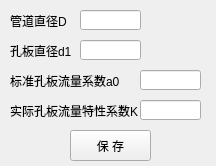
Above: python/cbm/uifiles/pore_flow_K_dlg.ui from wyrover/cbm before the change. Below: the same form after it.
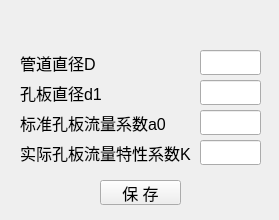
That is the form after the change. Icons and pictures are not drawn.

Diff of the .ui file:
```diff
--- a/python/cbm/uifiles/pore_flow_K_dlg.ui
+++ b/python/cbm/uifiles/pore_flow_K_dlg.ui
@@ -6,8 +6,8 @@
    <rect>
     <x>0</x>
     <y>0</y>
-    <width>216</width>
-    <height>166</height>
+    <width>279</width>
+    <height>220</height>
    </rect>
   </property>
   <property name="windowTitle">
@@ -17,112 +17,279 @@
    <iconset resource="../usecad.qrc">
     <normaloff>:/images/cbm.ico</normaloff>:/images/cbm.ico</iconset>
   </property>
-  <widget class="QLineEdit" name="K">
+  <widget class="QWidget" name="widget_main" native="true">
    <property name="geometry">
     <rect>
-     <x>140</x>
-     <y>100</y>
-     <width>61</width>
-     <height>20</height>
+     <x>0</x>
+     <y>30</y>
+     <width>281</width>
+     <height>191</height>
     </rect>
    </property>
-  </widget>
-  <widget class="QLabel" name="mineName_label_13">
-   <property name="geometry">
-    <rect>
-     <x>10</x>
-     <y>100</y>
-     <width>131</width>
-     <height>21</height>
-    </rect>
-   </property>
-   <property name="text">
-    <string>实际孔板流量特性系数K</string>
-   </property>
-  </widget>
   <widget class="QLineEdit" name="a0">
    <property name="geometry">
     <rect>
-     <x>140</x>
-     <y>70</y>
+      <x>200</x>
+      <y>80</y>
      <width>61</width>
-     <height>20</height>
-    </rect>
-   </property>
+      <height>25</height>
+     </rect>
+    </property>
+    <property name="font">
+     <font>
+      <pointsize>12</pointsize>
+     </font>
+    </property>
   </widget>
   <widget class="QLabel" name="mineName_label_14">
    <property name="geometry">
     <rect>
-     <x>10</x>
-     <y>70</y>
-     <width>111</width>
-     <height>21</height>
-    </rect>
-   </property>
+      <x>20</x>
+      <y>80</y>
+      <width>161</width>
+      <height>25</height>
+     </rect>
+    </property>
+    <property name="font">
+     <font>
+      <pointsize>12</pointsize>
+     </font>
+    </property>
    <property name="text">
     <string>标准孔板流量系数a0</string>
    </property>
   </widget>
+   <widget class="QLineEdit" name="k">
+    <property name="geometry">
+     <rect>
+      <x>200</x>
+      <y>110</y>
+      <width>61</width>
+      <height>25</height>
+     </rect>
+    </property>
+    <property name="font">
+     <font>
+      <pointsize>12</pointsize>
+     </font>
+    </property>
+   </widget>
   <widget class="QLineEdit" name="d1">
    <property name="geometry">
     <rect>
-     <x>80</x>
-     <y>40</y>
+      <x>200</x>
+      <y>50</y>
      <width>61</width>
-     <height>20</height>
-    </rect>
-   </property>
+      <height>25</height>
+     </rect>
+    </property>
+    <property name="font">
+     <font>
+      <pointsize>12</pointsize>
+     </font>
+    </property>
   </widget>
   <widget class="QLabel" name="mineName_label_15">
    <property name="geometry">
     <rect>
-     <x>10</x>
-     <y>40</y>
-     <width>71</width>
-     <height>21</height>
-    </rect>
-   </property>
+      <x>20</x>
+      <y>50</y>
+      <width>101</width>
+      <height>25</height>
+     </rect>
+    </property>
+    <property name="font">
+     <font>
+      <pointsize>12</pointsize>
+     </font>
+    </property>
    <property name="text">
     <string>孔板直径d1</string>
    </property>
   </widget>
-  <widget class="QLineEdit" name="D">
-   <property name="geometry">
-    <rect>
-     <x>80</x>
-     <y>10</y>
-     <width>61</width>
-     <height>20</height>
-    </rect>
-   </property>
-  </widget>
   <widget class="QLabel" name="mineName_label_16">
    <property name="geometry">
     <rect>
-     <x>10</x>
-     <y>10</y>
-     <width>61</width>
-     <height>21</height>
-    </rect>
-   </property>
+      <x>20</x>
+      <y>20</y>
+      <width>91</width>
+      <height>25</height>
+     </rect>
+    </property>
+    <property name="font">
+     <font>
+      <pointsize>12</pointsize>
+     </font>
+    </property>
    <property name="text">
     <string>管道直径D</string>
    </property>
   </widget>
+   <widget class="QLabel" name="mineName_label_13">
+    <property name="geometry">
+     <rect>
+      <x>20</x>
+      <y>110</y>
+      <width>181</width>
+      <height>25</height>
+     </rect>
+    </property>
+    <property name="font">
+     <font>
+      <pointsize>12</pointsize>
+     </font>
+    </property>
+    <property name="text">
+     <string>实际孔板流量特性系数K</string>
+    </property>
+   </widget>
+   <widget class="QLineEdit" name="d">
+    <property name="geometry">
+     <rect>
+      <x>200</x>
+      <y>20</y>
+      <width>61</width>
+      <height>25</height>
+     </rect>
+    </property>
+    <property name="font">
+     <font>
+      <pointsize>12</pointsize>
+     </font>
+    </property>
+   </widget>
   <widget class="QPushButton" name="save">
    <property name="geometry">
     <rect>
-     <x>70</x>
-     <y>130</y>
+      <x>100</x>
+      <y>150</y>
      <width>81</width>
-     <height>31</height>
-    </rect>
-   </property>
+      <height>25</height>
+     </rect>
+    </property>
+    <property name="font">
+     <font>
+      <pointsize>12</pointsize>
+     </font>
+    </property>
    <property name="text">
     <string>保 存</string>
    </property>
   </widget>
  </widget>
+  <widget class="QWidget" name="widget_title" native="true">
+   <property name="geometry">
+    <rect>
+     <x>0</x>
+     <y>0</y>
+     <width>281</width>
+     <height>31</height>
+    </rect>
+   </property>
+   <widget class="QLabel" name="lab_Ico">
+    <property name="geometry">
+     <rect>
+      <x>0</x>
+      <y>0</y>
+      <width>31</width>
+      <height>31</height>
+     </rect>
+    </property>
+    <property name="sizePolicy">
+     <sizepolicy hsizetype="Minimum" vsizetype="Preferred">
+      <horstretch>0</horstretch>
+      <verstretch>0</verstretch>
+     </sizepolicy>
+    </property>
+    <property name="minimumSize">
+     <size>
+      <width>30</width>
+      <height>0</height>
+     </size>
+    </property>
+    <property name="text">
+     <string>&lt;!DOCTYPE HTML PUBLIC &quot;-//W3C//DTD HTML 4.0//EN&quot; &quot;http://www.w3.org/TR/REC-html40/strict.dtd&quot;&gt;
+&lt;html&gt;&lt;head&gt;&lt;meta name=&quot;qrichtext&quot; content=&quot;1&quot; /&gt;&lt;style type=&quot;text/css&quot;&gt;
+p, li { white-space: pre-wrap; }
+&lt;/style&gt;&lt;/head&gt;&lt;body style=&quot; font-family:'SimSun'; font-size:9pt; font-weight:400; font-style:normal;&quot;&gt;
+&lt;p style=&quot;-qt-paragraph-type:empty; margin-top:0px; margin-bottom:0px; margin-left:0px; margin-right:0px; -qt-block-indent:0; text-indent:0px;&quot;&gt;&lt;br /&gt;&lt;/p&gt;&lt;/body&gt;&lt;/html&gt;</string>
+    </property>
+    <property name="alignment">
+     <set>Qt::AlignCenter</set>
+    </property>
+   </widget>
+   <widget class="QLabel" name="lab_Title">
+    <property name="geometry">
+     <rect>
+      <x>40</x>
+      <y>0</y>
+      <width>191</width>
+      <height>31</height>
+     </rect>
+    </property>
+    <property name="sizePolicy">
+     <sizepolicy hsizetype="Expanding" vsizetype="Preferred">
+      <horstretch>0</horstretch>
+      <verstretch>0</verstretch>
+     </sizepolicy>
+    </property>
+    <property name="styleSheet">
+     <string notr="true">font: 10pt &quot;微软雅黑&quot;;</string>
+    </property>
+    <property name="text">
+     <string/>
+    </property>
+    <property name="alignment">
+     <set>Qt::AlignLeading|Qt::AlignLeft|Qt::AlignVCenter</set>
+    </property>
+   </widget>
+   <widget class="QPushButton" name="btnMenu_Close">
+    <property name="geometry">
+     <rect>
+      <x>240</x>
+      <y>0</y>
+      <width>41</width>
+      <height>31</height>
+     </rect>
+    </property>
+    <property name="sizePolicy">
+     <sizepolicy hsizetype="Minimum" vsizetype="Expanding">
+      <horstretch>0</horstretch>
+      <verstretch>0</verstretch>
+     </sizepolicy>
+    </property>
+    <property name="minimumSize">
+     <size>
+      <width>40</width>
+      <height>0</height>
+     </size>
+    </property>
+    <property name="font">
+     <font>
+      <pointsize>12</pointsize>
+     </font>
+    </property>
+    <property name="cursor">
+     <cursorShape>ArrowCursor</cursorShape>
+    </property>
+    <property name="focusPolicy">
+     <enum>Qt::NoFocus</enum>
+    </property>
+    <property name="text">
+     <string/>
+    </property>
+    <property name="iconSize">
+     <size>
+      <width>32</width>
+      <height>32</height>
+     </size>
+    </property>
+    <property name="flat">
+     <bool>true</bool>
+    </property>
+   </widget>
+  </widget>
+ </widget>
  <tabstops>
   <tabstop>D</tabstop>
   <tabstop>d1</tabstop>
```
Left out of the diff: 4 changed lines with no effect on the pictures. Lines whose indentation alone changed are shown as unchanged.
